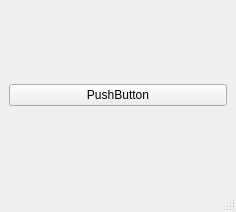
Before: the Qt Designer form workspace/mainwindow.ui in Vescrity/MeloNote, drawn with Qt 5.
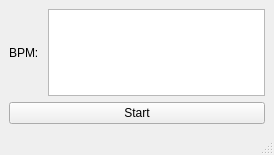
After: the same form once the commit is applied.

The edit to the form file:
```diff
--- a/workspace/mainwindow.ui
+++ b/workspace/mainwindow.ui
@@ -6,8 +6,8 @@
    <rect>
     <x>0</x>
     <y>0</y>
-    <width>236</width>
-    <height>212</height>
+    <width>274</width>
+    <height>155</height>
    </rect>
   </property>
   <property name="windowTitle">
@@ -15,10 +15,24 @@
   </property>
   <widget class="QWidget" name="centralwidget">
    <layout class="QVBoxLayout" name="verticalLayout">
+    <item>
+     <layout class="QHBoxLayout" name="horizontalLayout">
+      <item>
+       <widget class="QLabel" name="label">
+        <property name="text">
+         <string>BPM: </string>
+        </property>
+       </widget>
+      </item>
+      <item alignment="Qt::AlignmentFlag::AlignVCenter">
+       <widget class="QTextBrowser" name="BPM_Display"/>
+      </item>
+     </layout>
+    </item>
     <item>
      <widget class="QPushButton" name="start_stop_button">
       <property name="text">
-       <string>PushButton</string>
+       <string>Start</string>
       </property>
      </widget>
     </item>
```
Left out of the diff: 4 changed lines with no effect on the pictures.
